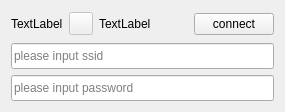
Above: plugins/hwconf/net/wireless-connection-widget.ui from openeuler-mirror/kiran-shell before the change. Below: the same form after it.
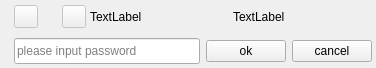
That is the form after the change. Icons and pictures are not drawn. Custom widgets are drawn as their Qt base class.

Commit message:
feature(hwconf-net):Improve wireless connection.
- 完善无线连接
Related #55555

Diff of the .ui file:
```diff
--- a/plugins/hwconf/net/wireless-connection-widget.ui
+++ b/plugins/hwconf/net/wireless-connection-widget.ui
@@ -6,42 +6,47 @@
    <rect>
     <x>0</x>
     <y>0</y>
-    <width>285</width>
-    <height>108</height>
+    <width>376</width>
+    <height>68</height>
    </rect>
   </property>
   <property name="windowTitle">
    <string>Form</string>
   </property>
-  <layout class="QVBoxLayout" name="verticalLayout">
-   <item>
+  <layout class="QGridLayout" name="gridLayout_2">
+   <property name="leftMargin">
+    <number>10</number>
+   </property>
+   <property name="topMargin">
+    <number>0</number>
+   </property>
+   <property name="rightMargin">
+    <number>0</number>
+   </property>
+   <property name="bottomMargin">
+    <number>0</number>
+   </property>
+   <property name="spacing">
+    <number>0</number>
+   </property>
+   <item row="0" column="0">
     <widget class="QWidget" name="widget" native="true">
-     <property name="minimumSize">
-      <size>
-       <width>0</width>
-       <height>26</height>
-      </size>
-     </property>
-     <layout class="QHBoxLayout" name="horizontalLayout" stretch="0,0,1,0">
+     <layout class="QHBoxLayout" name="horizontalLayout" stretch="0,0,0,1,1">
+      <property name="spacing">
+       <number>4</number>
+      </property>
       <property name="leftMargin">
-       <number>0</number>
+       <number>4</number>
       </property>
       <property name="topMargin">
-       <number>0</number>
+       <number>4</number>
       </property>
       <property name="rightMargin">
-       <number>0</number>
+       <number>4</number>
       </property>
       <property name="bottomMargin">
-       <number>0</number>
+       <number>4</number>
       </property>
-      <item>
-       <widget class="QLabel" name="labelName">
-        <property name="text">
-         <string>TextLabel</string>
-        </property>
-       </widget>
-      </item>
       <item>
        <widget class="StyledButton" name="toolButtonConnectStatu">
         <property name="enabled">
@@ -56,6 +61,45 @@
         </property>
        </widget>
       </item>
+      <item>
+       <widget class="LoadingLabel" name="labelLoading">
+        <property name="minimumSize">
+         <size>
+          <width>16</width>
+          <height>16</height>
+         </size>
+        </property>
+        <property name="maximumSize">
+         <size>
+          <width>16</width>
+          <height>16</height>
+         </size>
+        </property>
+        <property name="text">
+         <string/>
+        </property>
+       </widget>
+      </item>
+      <item>
+       <widget class="StyledButton" name="toolButtonSignalStrength">
+        <property name="enabled">
+         <bool>false</bool>
+        </property>
+        <property name="styleSheet">
+         <string notr="true"/>
+        </property>
+        <property name="text">
+         <string/>
+        </property>
+       </widget>
+      </item>
+      <item>
+       <widget class="QLabel" name="labelName">
+        <property name="text">
+         <string>TextLabel</string>
+        </property>
+       </widget>
+      </item>
       <item>
        <widget class="QLabel" name="labelInfo">
         <property name="text">
@@ -63,45 +107,57 @@
         </property>
        </widget>
       </item>
-      <item>
-       <widget class="QPushButton" name="pushButtonConnect">
+     </layout>
+    </widget>
+   </item>
+   <item row="1" column="0">
+    <widget class="QWidget" name="widgetPassword" native="true">
+     <layout class="QGridLayout" name="gridLayout">
+      <property name="leftMargin">
+       <number>4</number>
+      </property>
+      <property name="topMargin">
+       <number>4</number>
+      </property>
+      <property name="rightMargin">
+       <number>4</number>
+      </property>
+      <property name="bottomMargin">
+       <number>4</number>
+      </property>
+      <item row="0" column="1">
+       <widget class="QPushButton" name="btnOkPassword">
         <property name="text">
-         <string>connect</string>
+         <string>ok</string>
         </property>
        </widget>
       </item>
+      <item row="0" column="0">
+       <widget class="QLineEdit" name="lineEditPassword">
+        <property name="minimumSize">
+         <size>
+          <width>0</width>
+          <height>26</height>
+         </size>
+        </property>
+        <property name="echoMode">
+         <enum>QLineEdit::PasswordEchoOnEdit</enum>
+        </property>
+        <property name="placeholderText">
+         <string>please input password</string>
+        </property>
+       </widget>
+      </item>
+      <item row="0" column="2">
+       <widget class="QPushButton" name="btnCancelPassword">
+        <property name="text">
+         <string>cancel</string>
+        </property>
+       </widget>
+      </item>
      </layout>
     </widget>
    </item>
-   <item>
-    <widget class="QLineEdit" name="lineEditSsid">
-     <property name="minimumSize">
-      <size>
-       <width>0</width>
-       <height>26</height>
-      </size>
-     </property>
-     <property name="placeholderText">
-      <string>please input ssid</string>
-     </property>
-    </widget>
-   </item>
-   <item>
-    <widget class="QLineEdit" name="lineEditPassword">
-     <property name="minimumSize">
-      <size>
-       <width>0</width>
-       <height>26</height>
-      </size>
-     </property>
-     <property name="echoMode">
-      <enum>QLineEdit::Password</enum>
-     </property>
-     <property name="placeholderText">
-      <string>please input password</string>
-     </property>
-    </widget>
-   </item>
   </layout>
  </widget>
  <customwidgets>
@@ -110,6 +166,11 @@
    <extends>QToolButton</extends>
    <header>lib/widgets/styled-button.h</header>
   </customwidget>
+  <customwidget>
+   <class>LoadingLabel</class>
+   <extends>QLabel</extends>
+   <header>lib/widgets/loading-label.h</header>
+  </customwidget>
  </customwidgets>
  <resources/>
  <connections/>
```
The commit also changes 22 other files.
